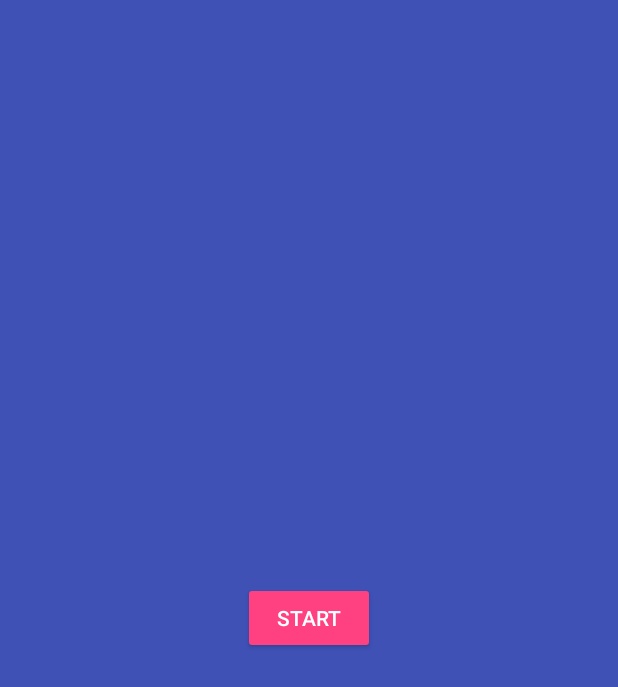
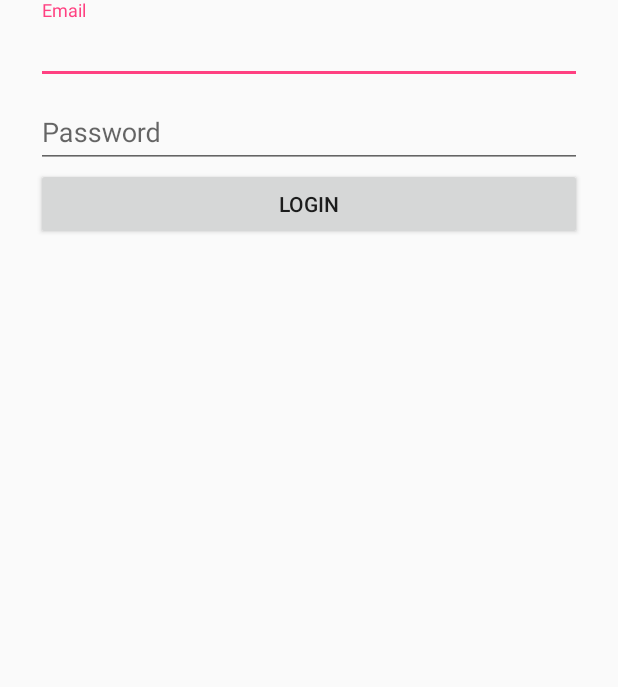
Before and after one commit to yichiuan/home-camera, an Android app: the screen it shows after launch (MainActivity before the commit, LoginActivity after it), on a phone screen of 412 x 824 dp. Shown: the top 687 px of the screen. Run offline under Robolectric (Android 15) with nearby library versions, the light colour scheme and no system bars; our stand-ins replace ButterKnife; libraries missing offline, so code that uses them is left out: rx.subscriptions.

Commit message:
Add Login ui

```diff
--- a/home-camera-app/app/src/main/AndroidManifest.xml
+++ b/home-camera-app/app/src/main/AndroidManifest.xml
@@ -12,14 +12,18 @@
         android:label="@string/app_name"
         android:supportsRtl="true"
         android:theme="@style/AppTheme">
-        <activity android:name=".presentation.MainActivity" android:theme="@style/TranslucentTheme">
+        <activity
+            android:name=".presentation.MainActivity"
+            android:theme="@style/TranslucentTheme" />
+        <activity android:name=".presentation.monitor.MonitorActivity" />
+        <activity
+            android:name=".presentation.login.LoginActivity"
+            android:theme="@style/AppTheme">
             <intent-filter>
                 <action android:name="android.intent.action.MAIN" />
-
                 <category android:name="android.intent.category.LAUNCHER" />
             </intent-filter>
         </activity>
-        <activity android:name=".presentation.monitor.MonitorActivity" />
     </application>
 
 </manifest>
--- /dev/null
+++ b/home-camera-app/app/src/main/java/com/yichiuan/homecamera/presentation/login/LoginActivity.java
@@ -0,0 +1,48 @@
+package com.yichiuan.homecamera.presentation.login;
+
+import android.os.Bundle;
+import android.support.v7.app.AppCompatActivity;
+import android.widget.Button;
+import android.widget.EditText;
+
+import com.yichiuan.homecamera.R;
+
+import butterknife.BindView;
+import butterknife.ButterKnife;
+
+
+public class LoginActivity extends AppCompatActivity implements LoginContract.View {
+    @BindView(R.id.edittext_email)
+    EditText emailEdittext;
+    @BindView(R.id.edittext_password)
+    EditText passwordEdittext;
+    @BindView(R.id.btn_login)
+    Button loginBtn;
+    private LoginContract.Presenter presenter;
+
+    @Override
+    protected void onCreate(Bundle savedInstanceState) {
+        super.onCreate(savedInstanceState);
+        setContentView(R.layout.activity_login);
+        ButterKnife.bind(this);
+
+        presenter = new LoginPresenter(this);
+    }
+
+    @Override
+    protected void onStart() {
+        super.onStart();
+        presenter.start();
+    }
+
+    @Override
+    protected void onStop() {
+        presenter.stop();
+        super.onStop();
+    }
+
+    @Override
+    public void setPresenter(LoginContract.Presenter presenter) {
+        this.presenter = presenter;
+    }
+}
--- /dev/null
+++ b/home-camera-app/app/src/main/java/com/yichiuan/homecamera/presentation/login/LoginContract.java
@@ -0,0 +1,13 @@
+package com.yichiuan.homecamera.presentation.login;
+
+import com.yichiuan.homecamera.presentation.base.BaseView;
+import com.yichiuan.homecamera.presentation.base.MvpPresenter;
+
+public interface LoginContract {
+    interface View extends BaseView<Presenter> {
+    }
+
+    interface Presenter extends MvpPresenter {
+        void login(String email, String password);
+    }
+}
--- /dev/null
+++ b/home-camera-app/app/src/main/java/com/yichiuan/homecamera/presentation/login/LoginPresenter.java
@@ -0,0 +1,18 @@
+package com.yichiuan.homecamera.presentation.login;
+
+
+import com.yichiuan.homecamera.presentation.base.BasePresenter;
+
+public class LoginPresenter extends BasePresenter implements LoginContract.Presenter {
+    private final LoginContract.View view;
+
+    public LoginPresenter(LoginContract.View view) {
+        this.view = view;
+        view.setPresenter(this);
+    }
+
+    @Override
+    public void login(String email, String password) {
+
+    }
+}
--- /dev/null
+++ b/home-camera-app/app/src/main/res/layout/activity_login.xml
@@ -0,0 +1,46 @@
+<?xml version="1.0" encoding="utf-8"?>
+<ScrollView xmlns:android="http://schemas.android.com/apk/res/android"
+    xmlns:tools="http://schemas.android.com/tools"
+    android:layout_width="match_parent"
+    android:layout_height="match_parent"
+    tools:context=".presentation.login.LoginActivity">
+    <LinearLayout
+        android:layout_width="match_parent"
+        android:layout_height="wrap_content"
+        android:orientation="vertical"
+        android:paddingEnd="24dp"
+        android:paddingLeft="24dp"
+        android:paddingRight="24dp"
+        android:paddingStart="24dp">
+
+        <android.support.design.widget.TextInputLayout
+            android:layout_width="match_parent"
+            android:layout_height="wrap_content">
+
+            <EditText
+                android:layout_width="match_parent"
+                android:layout_height="wrap_content"
+                android:hint="@string/login_email_hint"
+                android:id="@+id/edittext_email"
+                android:inputType="textEmailAddress" />
+        </android.support.design.widget.TextInputLayout>
+
+        <android.support.design.widget.TextInputLayout
+            android:layout_width="match_parent"
+            android:layout_height="wrap_content">
+
+            <EditText
+                android:layout_width="match_parent"
+                android:layout_height="wrap_content"
+                android:hint="@string/login_password_hint"
+                android:id="@+id/edittext_password"
+                android:inputType="textPassword" />
+        </android.support.design.widget.TextInputLayout>
+
+        <Button
+            android:text="@string/login_login"
+            android:layout_width="match_parent"
+            android:layout_height="wrap_content"
+            android:id="@+id/btn_login" />
+    </LinearLayout>
+</ScrollView>
--- a/home-camera-app/app/src/main/res/values/strings.xml
+++ b/home-camera-app/app/src/main/res/values/strings.xml
@@ -1,4 +1,9 @@
 <resources>
     <string name="app_name">Home Camera</string>
     <string name="say_something">Say Something</string>
+
+    <!--Login UI-->
+    <string name="login_email_hint" >Email</string>
+    <string name="login_password_hint">Password</string>
+    <string name="login_login">Login</string>
 </resources>
```
